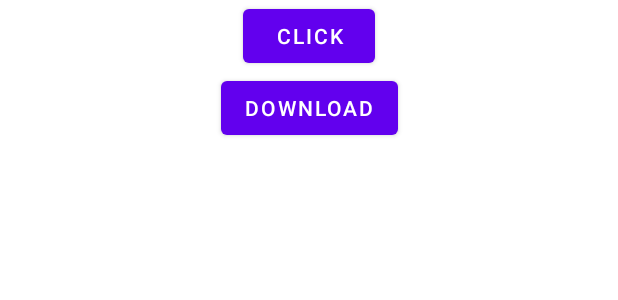
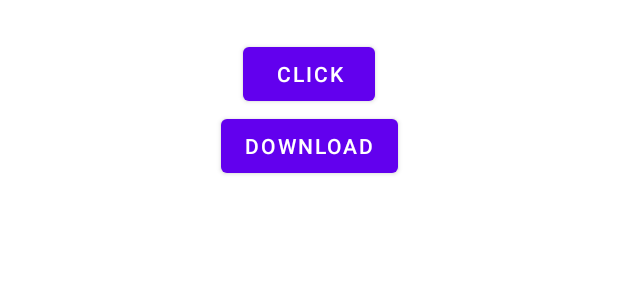
Before and after one commit to DevChilwal/BMI, an Android app: the layout activity_courotin_demo.xml on its own in the app's theme, with its tools: preview values and no code run, on a phone screen of 412 x 824 dp. Shown: the top 300 px of the screen. Run offline under Robolectric (Android 15) with nearby library versions, the phone set to English and light mode, and no system bars.

```diff
--- a/app/src/main/res/layout/activity_courotin_demo.xml
+++ b/app/src/main/res/layout/activity_courotin_demo.xml
@@ -18,6 +18,7 @@
             android:layout_height="wrap_content"
             android:id="@+id/btn_click"
             android:text="Click"
+            android:layout_marginTop="25dp"
             app:layout_constraintTop_toTopOf="parent"
             app:layout_constraintStart_toStartOf="parent"
             app:layout_constraintEnd_toEndOf="parent" />
```
